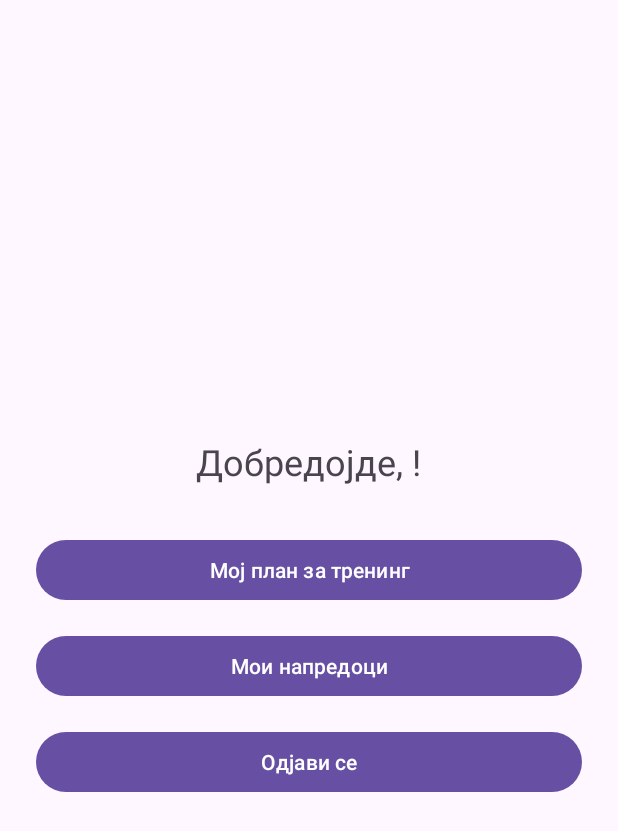
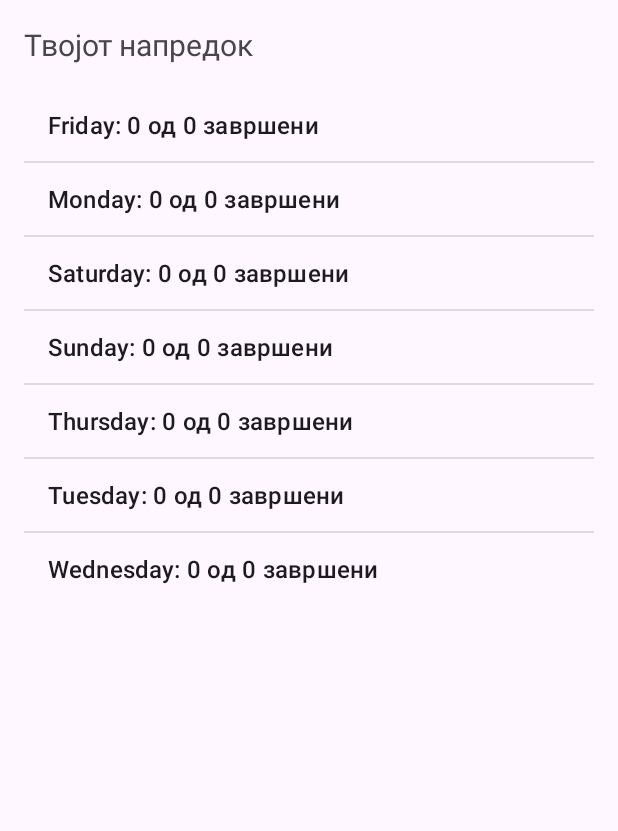
Before and after one commit to davorgeorgievski/FitBuddy, an Android app: the MainActivity screen opened directly, with no data from a screen before it, after a tap on "Мои напредоци", on a phone screen of 412 x 824 dp. Shown: the top 831 px of the screen. Run offline under Robolectric (Android 15) with nearby library versions, the phone set to English and light mode, and no system bars; our stand-ins replace Firebase (no records; nobody signed in at launch, a user with empty details on screens opened directly).

Commit message:
commit 4: sledenje na progres preku podatocite vo firebase

```diff
--- a/app/src/main/AndroidManifest.xml
+++ b/app/src/main/AndroidManifest.xml
@@ -52,6 +52,7 @@
 
         <activity android:name=".TrainingPlanActivity" />
         <activity android:name=".WorkoutDetailActivity" />
+        <activity android:name=".ProgressActivity" />
 
     </application>
 
--- a/app/src/main/java/com/example/fitbuddy/MainActivity.java
+++ b/app/src/main/java/com/example/fitbuddy/MainActivity.java
@@ -46,8 +46,10 @@ public class MainActivity extends AppCompatActivity {
         });
 
         progressButton.setOnClickListener(v -> {
-            Toast.makeText(this, "Ова се мои напредоци (во развој)", Toast.LENGTH_SHORT).show();
+            Intent intent = new Intent(MainActivity.this, ProgressActivity.class);
+            startActivity(intent);
         });
+
 
         logoutButton.setOnClickListener(v -> {
             mAuth.signOut();
--- /dev/null
+++ b/app/src/main/java/com/example/fitbuddy/ProgressActivity.java
@@ -0,0 +1,70 @@
+package com.example.fitbuddy;
+
+import android.os.Bundle;
+import android.widget.*;
+import androidx.appcompat.app.AppCompatActivity;
+import com.google.firebase.auth.FirebaseAuth;
+import com.google.firebase.auth.FirebaseUser;
+import com.google.firebase.firestore.*;
+import java.util.*;
+
+public class ProgressActivity extends AppCompatActivity {
+
+    private ListView progressListView;
+    private FirebaseFirestore db;
+    private String userId;
+    private List<String> days = Arrays.asList("Monday", "Tuesday", "Wednesday", "Thursday", "Friday", "Saturday", "Sunday");
+
+    @Override
+    protected void onCreate(Bundle savedInstanceState) {
+        super.onCreate(savedInstanceState);
+        setContentView(R.layout.activity_progress);
+
+        progressListView = findViewById(R.id.progressListView);
+
+        FirebaseUser user = FirebaseAuth.getInstance().getCurrentUser();
+        if (user == null) {
+            Toast.makeText(this, "Не сте најавени", Toast.LENGTH_SHORT).show();
+            finish();
+            return;
+        }
+
+        db = FirebaseFirestore.getInstance();
+        userId = user.getUid();
+
+        loadProgress();
+    }
+
+    private void loadProgress() {
+        List<String> results = new ArrayList<>();
+        for (String day : days) {
+            db.collection("users")
+                    .document(userId)
+                    .collection("workouts")
+                    .document(day)
+                    .get()
+                    .addOnSuccessListener(document -> {
+                        int total = 0, completed = 0;
+                        Map<String, Object> data = document.getData();
+                        if (data != null) {
+                            for (Object value : data.values()) {
+                                if (value instanceof Boolean) {
+                                    total++;
+                                    if ((Boolean) value) completed++;
+                                }
+                            }
+                        }
+                        results.add(day + ": " + completed + " од " + total + " завршени");
+                        if (results.size() == days.size()) {
+                            updateListView(results);
+                        }
+                    });
+        }
+    }
+
+    private void updateListView(List<String> data) {
+        Collections.sort(data); // за конзистентен редослед
+        ArrayAdapter<String> adapter = new ArrayAdapter<>(this, android.R.layout.simple_list_item_1, data);
+        progressListView.setAdapter(adapter);
+    }
+}
--- /dev/null
+++ b/app/src/main/res/layout/activity_progress.xml
@@ -0,0 +1,19 @@
+<?xml version="1.0" encoding="utf-8"?>
+<LinearLayout xmlns:android="http://schemas.android.com/apk/res/android"
+    android:layout_width="match_parent"
+    android:layout_height="match_parent"
+    android:orientation="vertical"
+    android:padding="16dp">
+
+    <TextView
+        android:text="Твојот напредок"
+        android:textSize="20sp"
+        android:layout_width="wrap_content"
+        android:layout_height="wrap_content"
+        android:layout_marginBottom="16dp" />
+
+    <ListView
+        android:id="@+id/progressListView"
+        android:layout_width="match_parent"
+        android:layout_height="wrap_content" />
+</LinearLayout>
```
Also changed, not shown: app/src/main/java/com/example/fitbuddy/WorkoutDetailActivity.java (+92 -46 lines), app/src/main/res/layout/activity_workout_detail.xml (+6 -11 lines).
